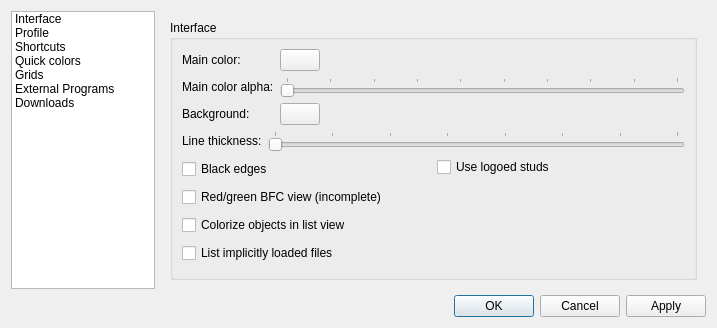
Before: the Qt Designer form ui/config.ui in crimsondusk/ldforge, drawn with Qt 5.
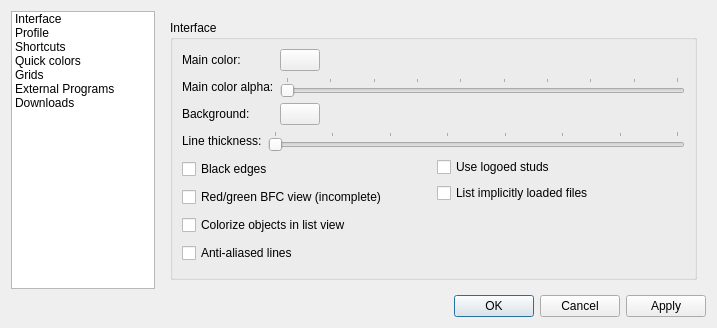
After: the same form once the commit is applied. Icons and pictures are not drawn.

Commit message: added a configuration option for line anti-aliasing

What changed in the file:
```diff
--- a/ui/config.ui
+++ b/ui/config.ui
@@ -249,9 +249,9 @@
                  </widget>
                 </item>
                 <item>
-                 <widget class="QCheckBox" name="implicitFiles">
+                 <widget class="QCheckBox" name="m_aa">
                   <property name="text">
-                   <string>List implicitly loaded files</string>
+                   <string>Anti-aliased lines</string>
                   </property>
                  </widget>
                 </item>
@@ -266,6 +266,13 @@
                   </property>
                  </widget>
                 </item>
+                <item>
+                 <widget class="QCheckBox" name="implicitFiles">
+                  <property name="text">
+                   <string>List implicitly loaded files</string>
+                  </property>
+                 </widget>
+                </item>
                 <item>
                  <spacer name="verticalSpacer_6">
                   <property name="orientation">
```
The commit also changes 3 other files.
